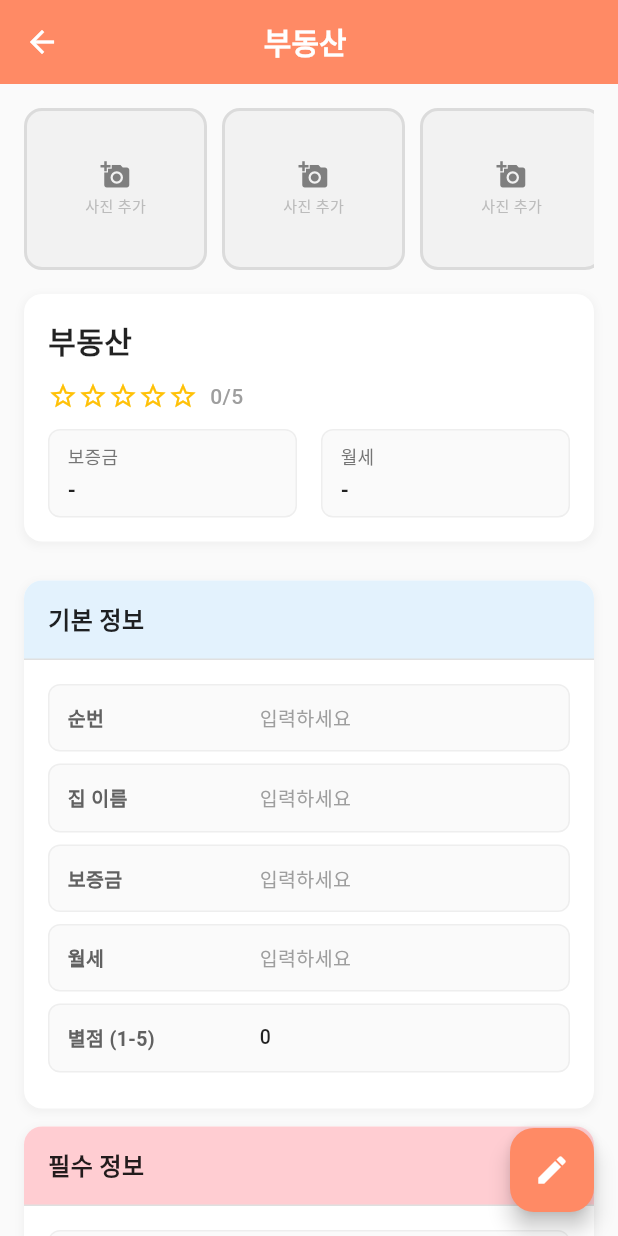
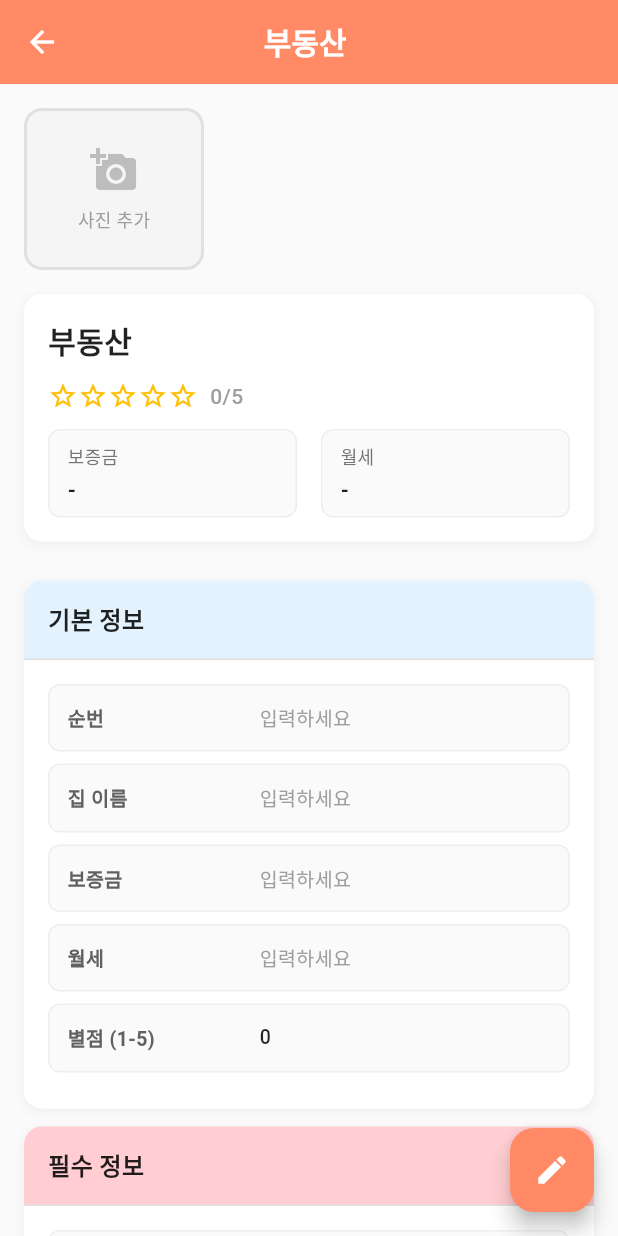
Before and after one commit to ruby400/house_note, a Flutter app: the CardDetailScreen screen opened directly with empty values, on a phone screen of 412 x 824 dp. Run offline on Flutter 3.47's test engine with Material 3 defaults, Android fonts, the phone set to English and light mode, and no system bars; our stand-ins replace cloud_firestore, firebase_auth, firebase_core, flutter_riverpod, go_router, google_sign_in and 6 more; missing offline and left inert: gal; accounts and stored records are empty.

Commit message:
이미지 갤러리 썸네일 표시 및 UI 대폭 개선
- 다중 사진 선택 후 썸네일 즉시 반영 문제 해결
- 불필요한 빈 슬롯 제거, 실제 사진만 썸네일로 표시
- 모든 사진을 옆으로 스크롤하여 미리보기 가능
- 대표 사진 라벨 및 사진 순서 번호 표시
- 사진이 없을 때와 있을 때 다른 UI로 최적화
- 추가 버튼을 오렌지 테마로 강조 표시

🤖 Generated with [Claude Code](https://claude.ai/code)

Co-Authored-By: Claude <noreply@anthropic.com>

```diff
--- a/lib/features/card_list/views/card_detail_screen.dart
+++ b/lib/features/card_list/views/card_detail_screen.dart
@@ -335,34 +335,75 @@ class _CardDetailScreenState extends ConsumerState<CardDetailScreen> {
 
   Widget _buildImageGallery() {
     final List<String> allImages = propertyData?.cellImages['gallery'] ?? [];
-    const int visibleSlots = 3; // 화면에 보이는 슬롯 수
-    final int totalSlots = allImages.length + 1; // 전체 슬롯 수 (기존 이미지 + 추가 버튼)
 
+    if (allImages.isEmpty) {
+      // 사진이 없을 때는 추가 버튼만 표시
+      return GestureDetector(
+        onTap: () => _showImageManager('gallery'),
+        child: Container(
+          width: 120,
+          height: 120,
+          decoration: BoxDecoration(
+            color: Colors.grey[100],
+            borderRadius: BorderRadius.circular(12),
+            border: Border.all(color: Colors.grey[300]!, width: 2),
+          ),
+          child: Column(
+            mainAxisAlignment: MainAxisAlignment.center,
+            children: [
+              Icon(
+                Icons.add_a_photo,
+                size: 32,
+                color: Colors.grey[400],
+              ),
+              const SizedBox(height: 8),
+              Text(
+                '사진 추가',
+                style: TextStyle(
+                  fontSize: 12,
+                  color: Colors.grey[500],
+                  fontWeight: FontWeight.w500,
+                ),
+              ),
+            ],
+          ),
+        ),
+      );
+    }
+
+    // 사진이 있을 때는 모든 사진을 썸네일로 표시 + 추가 버튼
     return ListView.builder(
       scrollDirection: Axis.horizontal,
-      itemCount: totalSlots > visibleSlots ? totalSlots : visibleSlots,
+      itemCount: allImages.length + 1, // 모든 이미지 + 추가 버튼
       itemBuilder: (context, index) {
         if (index < allImages.length) {
-          // 이미지가 있는 슬롯
+          // 기존 이미지 썸네일
           return Container(
-            width: 100,
-            height: 100,
+            width: 110,
+            height: 110,
             margin: const EdgeInsets.only(right: 8),
             child: GestureDetector(
               onTap: () => _showImageManager('gallery'),
               child: Container(
                 decoration: BoxDecoration(
                   borderRadius: BorderRadius.circular(12),
-                  border: Border.all(color: Colors.grey[300]!, width: 2),
+                  border: Border.all(color: Colors.grey[300]!, width: 1),
+                  boxShadow: [
+                    BoxShadow(
+                      color: Colors.grey.withOpacity(0.2),
+                      blurRadius: 4,
+                      offset: const Offset(0, 2),
+                    ),
+                  ],
                 ),
                 child: ClipRRect(
-                  borderRadius: BorderRadius.circular(10),
+                  borderRadius: BorderRadius.circular(11),
                   child: Stack(
                     children: [
                       Image.file(
                         File(allImages[index]),
-                        width: 100,
-                        height: 100,
+                        width: 110,
+                        height: 110,
                         fit: BoxFit.cover,
                         errorBuilder: (context, error, stackTrace) {
                           return Container(
@@ -370,32 +411,61 @@ class _CardDetailScreenState extends ConsumerState<CardDetailScreen> {
                             child: Icon(
                               Icons.broken_image,
                               color: Colors.grey[400],
-                              size: 24,
+                              size: 32,
                             ),
                           );
                         },
                       ),
+                      // 첫 번째 이미지에 대표 라벨
                       if (index == 0)
                         Positioned(
-                          bottom: 4,
-                          left: 4,
+                          top: 6,
+                          left: 6,
                           child: Container(
                             padding: const EdgeInsets.symmetric(
-                                horizontal: 4, vertical: 2),
+                                horizontal: 6, vertical: 3),
                             decoration: BoxDecoration(
-                              color: Colors.black54,
-                              borderRadius: BorderRadius.circular(4),
+                              color: const Color(0xFFFF8A65),
+                              borderRadius: BorderRadius.circular(8),
+                              boxShadow: [
+                                BoxShadow(
+                                  color: Colors.black.withOpacity(0.2),
+                                  blurRadius: 4,
+                                  offset: const Offset(0, 1),
+                                ),
+                              ],
                             ),
                             child: const Text(
                               '대표',
                               style: TextStyle(
                                 color: Colors.white,
-                                fontSize: 8,
+                                fontSize: 9,
                                 fontWeight: FontWeight.bold,
                               ),
                             ),
                           ),
                         ),
+                      // 사진 순서 표시
+                      Positioned(
+                        bottom: 6,
+                        right: 6,
+                        child: Container(
+                          padding: const EdgeInsets.symmetric(
+                              horizontal: 5, vertical: 2),
+                          decoration: BoxDecoration(
+                            color: Colors.black.withOpacity(0.6),
+                            borderRadius: BorderRadius.circular(6),
+                          ),
+                          child: Text(
+                            '${index + 1}',
+                            style: const TextStyle(
+                              color: Colors.white,
+                              fontSize: 10,
+                              fontWeight: FontWeight.w600,
+                            ),
+                          ),
+                        ),
+                      ),
                     ],
                   ),
                 ),
@@ -403,36 +473,38 @@ class _CardDetailScreenState extends ConsumerState<CardDetailScreen> {
             ),
           );
         } else {
-          // 빈 슬롯 또는 추가 버튼
+          // 맨 마지막에 추가 버튼
           return Container(
-            width: 122,
-            height: 122,
-            margin: const EdgeInsets.only(right: 10),
+            width: 110,
+            height: 110,
+            margin: const EdgeInsets.only(right: 8),
             child: GestureDetector(
               onTap: () => _showImageManager('gallery'),
               child: Container(
                 decoration: BoxDecoration(
-                  color: const Color.fromARGB(255, 242, 242, 242),
+                  color: Colors.grey[50],
                   borderRadius: BorderRadius.circular(12),
                   border: Border.all(
-                      color: const Color.fromARGB(255, 219, 219, 219)!,
-                      width: 2),
+                    color: const Color(0xFFFF8A65),
+                    width: 2,
+                    style: BorderStyle.solid,
+                  ),
                 ),
                 child: Column(
                   mainAxisAlignment: MainAxisAlignment.center,
                   children: [
                     Icon(
                       Icons.add_a_photo,
-                      size: 20,
-                      color: const Color.fromARGB(255, 127, 127, 127),
+                      size: 24,
+                      color: const Color(0xFFFF8A65),
                     ),
                     const SizedBox(height: 4),
-                    Text(
-                      '사진 추가',
+                    const Text(
+                      '추가',
                       style: TextStyle(
-                        fontSize: 10,
-                        color: const Color.fromARGB(255, 188, 188, 188),
-                        fontWeight: FontWeight.w500,
+                        fontSize: 11,
+                        color: Color(0xFFFF8A65),
+                        fontWeight: FontWeight.w600,
                       ),
                     ),
                   ],
@@ -1058,6 +1130,7 @@ class _CardDetailScreenState extends ConsumerState<CardDetailScreen> {
             onImageAdded: (String imagePath) {
               if (mounted) {
                 setState(() {
+                  final currentImages = propertyData?.cellImages[cellKey] ?? [];
                   final updatedImages = List<String>.from(currentImages);
                   updatedImages.add(imagePath);
 
@@ -1073,6 +1146,7 @@ class _CardDetailScreenState extends ConsumerState<CardDetailScreen> {
             onImageDeleted: (String imagePath) {
               if (mounted) {
                 setState(() {
+                  final currentImages = propertyData?.cellImages[cellKey] ?? [];
                   final updatedImages = List<String>.from(currentImages);
                   updatedImages.remove(imagePath);
 
```
